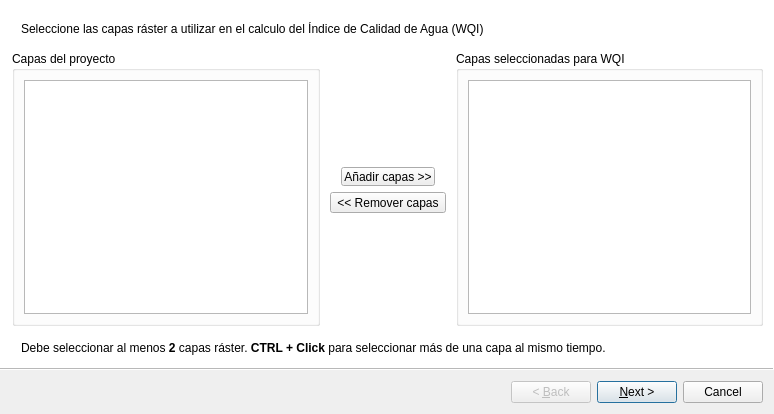
marcelomolas/wqi_calculator, file wqi_plugin_wizard_base.ui: the form before one commit.
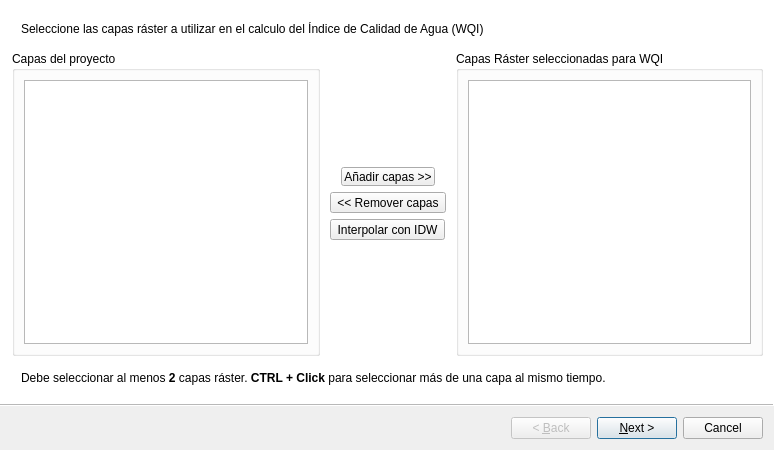
The form after the commit. Custom widgets are drawn as their Qt base class.

Commit message: Removed página de resumen para simplicidad. Se agrego al funcionalidad de interpolar capas llamando al plugin de idw.

```diff
--- a/wqi_plugin_wizard_base.ui
+++ b/wqi_plugin_wizard_base.ui
@@ -7,7 +7,7 @@
     <x>0</x>
     <y>0</y>
     <width>774</width>
-    <height>414</height>
+    <height>450</height>
    </rect>
   </property>
   <property name="windowTitle">
@@ -26,10 +26,13 @@
       <x>10</x>
       <y>11</y>
       <width>751</width>
-      <height>351</height>
+      <height>381</height>
      </rect>
     </property>
     <layout class="QVBoxLayout" name="verticalLayout_3">
+     <property name="sizeConstraint">
+      <enum>QLayout::SetDefaultConstraint</enum>
+     </property>
      <item>
       <widget class="QFrame" name="frame_5">
        <property name="frameShape">
@@ -72,7 +75,7 @@
          </layout>
         </widget>
        </item>
-       <item>
+       <item alignment="Qt::AlignVCenter">
         <widget class="QFrame" name="frame_2">
          <property name="frameShape">
           <enum>QFrame::NoFrame</enum>
@@ -131,13 +134,35 @@
             </property>
            </widget>
           </item>
+          <item>
+           <widget class="QToolButton" name="InterpolarButton">
+            <property name="minimumSize">
+             <size>
+              <width>0</width>
+              <height>19</height>
+             </size>
+            </property>
+            <property name="text">
+             <string>Interpolar con IDW</string>
+            </property>
+            <property name="toolButtonStyle">
+             <enum>Qt::ToolButtonTextOnly</enum>
+            </property>
+            <property name="autoRaise">
+             <bool>false</bool>
+            </property>
+            <property name="arrowType">
+             <enum>Qt::NoArrow</enum>
+            </property>
+           </widget>
+          </item>
          </layout>
         </widget>
        </item>
        <item>
         <widget class="QGroupBox" name="groupBox_3">
          <property name="title">
-          <string>Capas seleccionadas para WQI</string>
+          <string>Capas Ráster seleccionadas para WQI</string>
          </property>
          <layout class="QHBoxLayout" name="horizontalLayout_5">
           <item>
```
Left out of the diff: 187 changed lines with no effect on the pictures. The commit also changes 1 other file.
